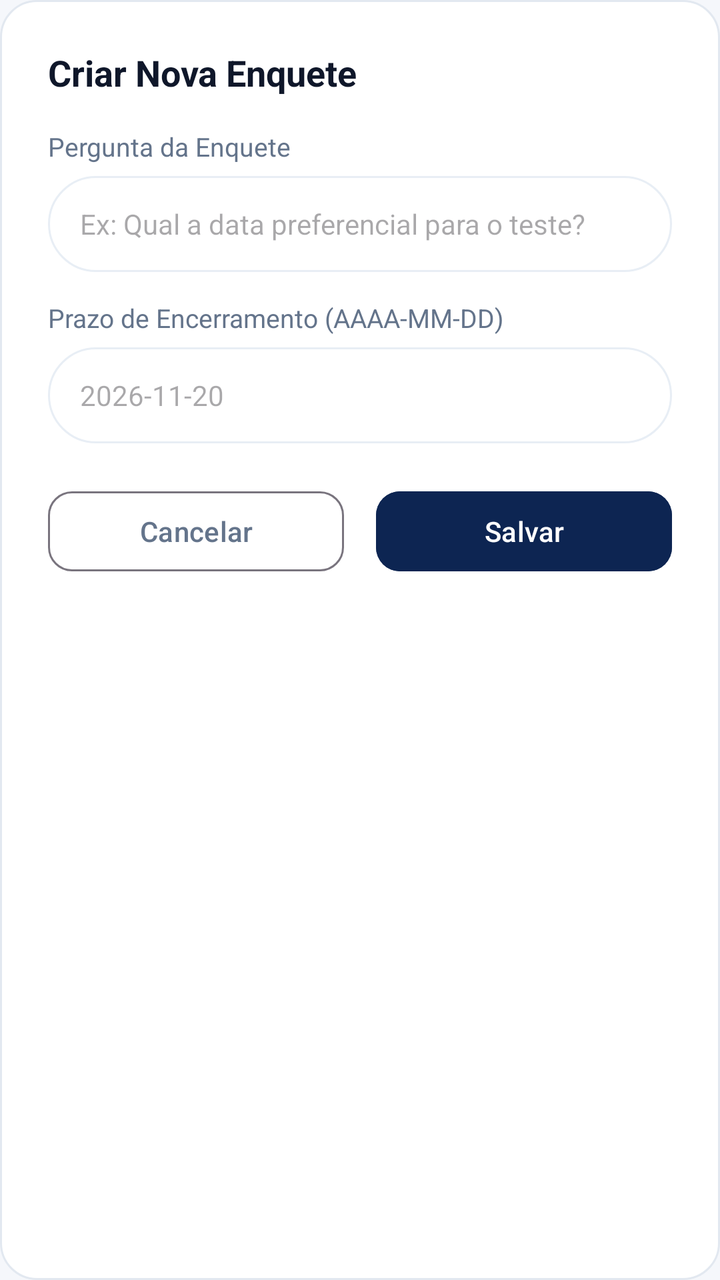
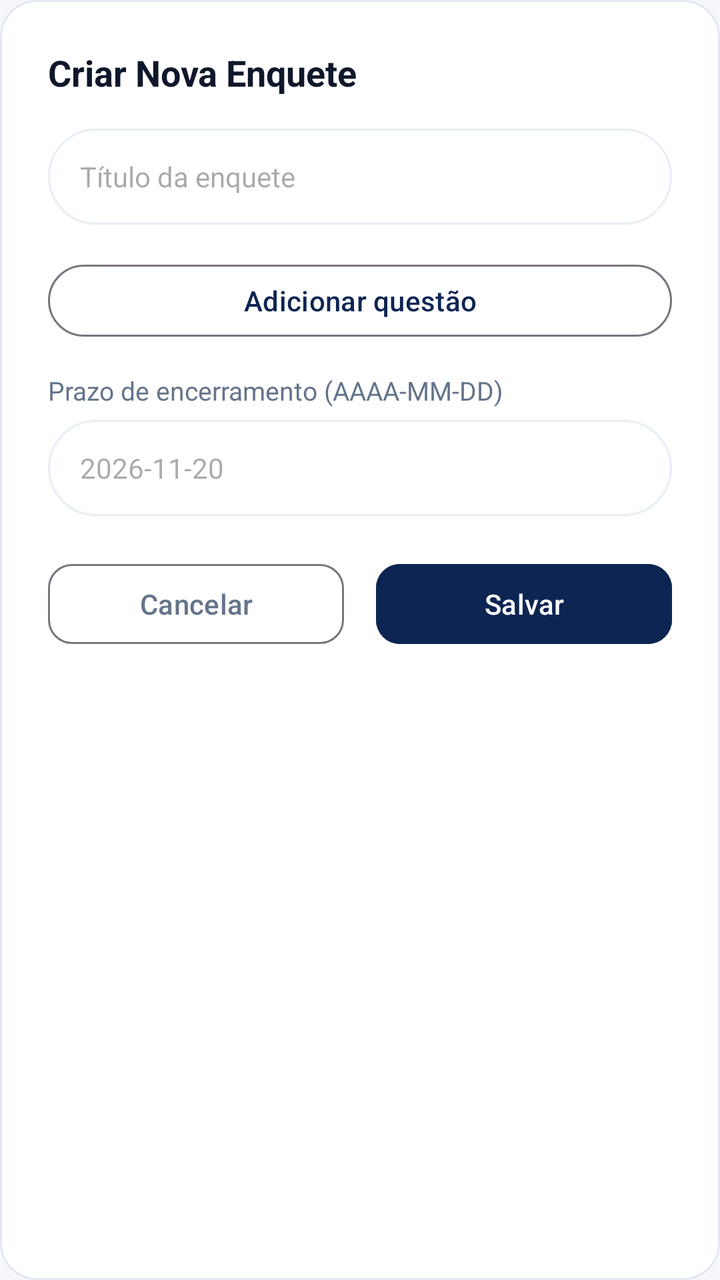

Compare the two renders of this Android layout. The source of the first and the diff that turns it into the second are given below.
<!-- AndroidManifest.xml: application theme Theme.Lory -->
<!-- res/layout/dialog_add_poll.xml -->
<?xml version="1.0" encoding="utf-8"?>
<LinearLayout xmlns:android="http://schemas.android.com/apk/res/android"
    xmlns:app="http://schemas.android.com/apk/res-auto"
    android:layout_width="match_parent"
    android:layout_height="wrap_content"
    android:background="@drawable/bg_welcome_card"
    android:orientation="vertical"
    android:padding="24dp">

    <TextView
        android:layout_width="wrap_content"
        android:layout_height="wrap_content"
        android:layout_marginBottom="16dp"
        android:text="Criar Nova Enquete"
        android:textColor="@color/text_primary"
        android:textSize="18sp"
        android:textStyle="bold" />

    
    <TextView
        android:layout_width="wrap_content"
        android:layout_height="wrap_content"
        android:layout_marginBottom="6dp"
        android:text="Pergunta da Enquete"
        android:textColor="@color/text_secondary"
        android:textSize="13sp" />

    <EditText
        android:id="@+id/et_poll_question"
        android:layout_width="match_parent"
        android:layout_height="48dp"
        android:layout_marginBottom="14dp"
        android:background="@drawable/bg_search_bar"
        android:hint="Ex: Qual a data preferencial para o teste?"
        android:inputType="text"
        android:paddingStart="16dp"
        android:paddingEnd="16dp"
        android:textColor="@color/text_primary"
        android:textSize="14sp" />

    
    <TextView
        android:layout_width="wrap_content"
        android:layout_height="wrap_content"
        android:layout_marginBottom="6dp"
        android:text="Prazo de Encerramento (AAAA-MM-DD)"
        android:textColor="@color/text_secondary"
        android:textSize="13sp" />

    <EditText
        android:id="@+id/et_poll_deadline"
        android:layout_width="match_parent"
        android:layout_height="48dp"
        android:layout_marginBottom="20dp"
        android:background="@drawable/bg_search_bar"
        android:hint="2026-11-20"
        android:inputType="date"
        android:paddingStart="16dp"
        android:paddingEnd="16dp"
        android:textColor="@color/text_primary"
        android:textSize="14sp" />

    
    <LinearLayout
        android:layout_width="match_parent"
        android:layout_height="wrap_content"
        android:orientation="horizontal"
        android:weightSum="2">

        <Button
            android:id="@+id/btn_cancel_poll"
            style="?attr/materialButtonOutlinedStyle"
            android:layout_width="0dp"
            android:layout_height="48dp"
            android:layout_marginEnd="8dp"
            android:layout_weight="1"
            android:text="Cancelar"
            android:textColor="@color/text_secondary"
            app:cornerRadius="12dp" />

        <Button
            android:id="@+id/btn_save_poll"
            android:layout_width="0dp"
            android:layout_height="48dp"
            android:layout_marginStart="8dp"
            android:layout_weight="1"
            android:backgroundTint="@color/primary_dark_blue"
            android:text="Salvar"
            android:textColor="@color/white"
            app:cornerRadius="12dp" />
    </LinearLayout>

</LinearLayout>
<!-- resources referenced by this layout -->
<resources>
  <color name="primary_dark_blue">#0D2552</color>
  <color name="text_primary">#0F172A</color>
  <color name="text_secondary">#64748B</color>
  <color name="white">#FFFFFFFF</color>
  <!-- drawable bg_search_bar (drawable) -->
  <?xml version="1.0" encoding="utf-8"?>
  <shape xmlns:android="http://schemas.android.com/apk/res/android"
      android:shape="rectangle">
      <solid android:color="@color/surface_white" />
      <corners android:radius="24dp" />
      <stroke
          android:width="1dp"
          android:color="#E8EEF5" />
  </shape>
  <!-- drawable bg_welcome_card (drawable) -->
  <?xml version="1.0" encoding="utf-8"?>
  <shape xmlns:android="http://schemas.android.com/apk/res/android"
      android:shape="rectangle">
      <solid android:color="@color/surface_white" />
      <corners android:radius="18dp" />
      <stroke
          android:width="1dp"
          android:color="#E2E8F0" />
  </shape>
  <style name="Theme.Lory" parent="Base.Theme.Lory" />
  <color name="surface_white">#FFFFFF</color>
  <style name="Base.Theme.Lory" parent="Theme.Material3.DayNight.NoActionBar">
          
          <item name="colorPrimary">@color/primary_dark_blue</item>
          <item name="colorOnPrimary">@color/white</item>
          <item name="colorContainer">@color/surface_white</item>
          <item name="android:statusBarColor">@color/background_light</item>
          <item name="android:windowLightStatusBar">true</item>
          <item name="android:windowBackground">@color/background_light</item>
      </style>
  <color name="background_light">#F5F7FB</color>
</resources>

<!-- the commit's change to res/layout/dialog_add_poll.xml (unified diff, before → after) -->
@@ -1,93 +1,102 @@
 <?xml version="1.0" encoding="utf-8"?>
-<LinearLayout xmlns:android="http://schemas.android.com/apk/res/android"
+<androidx.core.widget.NestedScrollView xmlns:android="http://schemas.android.com/apk/res/android"
     xmlns:app="http://schemas.android.com/apk/res-auto"
     android:layout_width="match_parent"
     android:layout_height="wrap_content"
-    android:background="@drawable/bg_welcome_card"
-    android:orientation="vertical"
-    android:padding="24dp">
+    android:fillViewport="true">
 
-    <TextView
-        android:layout_width="wrap_content"
-        android:layout_height="wrap_content"
-        android:layout_marginBottom="16dp"
-        android:text="Criar Nova Enquete"
-        android:textColor="@color/text_primary"
-        android:textSize="18sp"
-        android:textStyle="bold" />
-
-    
-    <TextView
-        android:layout_width="wrap_content"
-        android:layout_height="wrap_content"
-        android:layout_marginBottom="6dp"
-        android:text="Pergunta da Enquete"
-        android:textColor="@color/text_secondary"
-        android:textSize="13sp" />
-
-    <EditText
-        android:id="@+id/et_poll_question"
-        android:layout_width="match_parent"
-        android:layout_height="48dp"
-        android:layout_marginBottom="14dp"
-        android:background="@drawable/bg_search_bar"
-        android:hint="Ex: Qual a data preferencial para o teste?"
-        android:inputType="text"
-        android:paddingStart="16dp"
-        android:paddingEnd="16dp"
-        android:textColor="@color/text_primary"
-        android:textSize="14sp" />
-
-    
-    <TextView
-        android:layout_width="wrap_content"
-        android:layout_height="wrap_content"
-        android:layout_marginBottom="6dp"
-        android:text="Prazo de Encerramento (AAAA-MM-DD)"
-        android:textColor="@color/text_secondary"
-        android:textSize="13sp" />
-
-    <EditText
-        android:id="@+id/et_poll_deadline"
-        android:layout_width="match_parent"
-        android:layout_height="48dp"
-        android:layout_marginBottom="20dp"
-        android:background="@drawable/bg_search_bar"
-        android:hint="2026-11-20"
-        android:inputType="date"
-        android:paddingStart="16dp"
-        android:paddingEnd="16dp"
-        android:textColor="@color/text_primary"
-        android:textSize="14sp" />
-
-    
     <LinearLayout
         android:layout_width="match_parent"
         android:layout_height="wrap_content"
-        android:orientation="horizontal"
-        android:weightSum="2">
+        android:background="@drawable/bg_welcome_card"
+        android:orientation="vertical"
+        android:padding="24dp">
+
+        <TextView
+            android:layout_width="wrap_content"
+            android:layout_height="wrap_content"
+            android:layout_marginBottom="16dp"
+            android:text="Criar Nova Enquete"
+            android:textColor="@color/text_primary"
+            android:textSize="18sp"
+            android:textStyle="bold" />
+
+        <EditText
+            android:id="@+id/et_poll_question"
+            android:layout_width="match_parent"
+            android:layout_height="48dp"
+            android:layout_marginBottom="12dp"
+            android:background="@drawable/bg_search_bar"
+            android:hint="Título da enquete"
+            android:inputType="text"
+            android:paddingStart="16dp"
+            android:paddingEnd="16dp"
+            android:textColor="@color/text_primary"
+            android:textSize="14sp" />
+
+        <LinearLayout
+            android:id="@+id/poll_questions_container"
+            android:layout_width="match_parent"
+            android:layout_height="wrap_content"
+            android:orientation="vertical" />
 
         <Button
-            android:id="@+id/btn_cancel_poll"
+            android:id="@+id/btn_add_poll_question"
             style="?attr/materialButtonOutlinedStyle"
-            android:layout_width="0dp"
+            android:layout_width="match_parent"
+            android:layout_height="44dp"
+            android:layout_marginTop="4dp"
+            android:layout_marginBottom="14dp"
+            android:text="Adicionar questão" />
+
+        <TextView
+            android:layout_width="wrap_content"
+            android:layout_height="wrap_content"
+            android:layout_marginBottom="6dp"
+            android:text="Prazo de encerramento (AAAA-MM-DD)"
+            android:textColor="@color/text_secondary"
+            android:textSize="13sp" />
+
+        <EditText
+            android:id="@+id/et_poll_deadline"
+            android:layout_width="match_parent"
             android:layout_height="48dp"
-            android:layout_marginEnd="8dp"
-            android:layout_weight="1"
-            android:text="Cancelar"
-            android:textColor="@color/text_secondary"
-            app:cornerRadius="12dp" />
+            android:layout_marginBottom="20dp"
+            android:background="@drawable/bg_search_bar"
+            android:hint="2026-11-20"
+            android:inputType="date"
+            android:paddingStart="16dp"
+            android:paddingEnd="16dp"
+            android:textColor="@color/text_primary"
+            android:textSize="14sp" />
 
-        <Button
-            android:id="@+id/btn_save_poll"
-            android:layout_width="0dp"
-            android:layout_height="48dp"
-            android:layout_marginStart="8dp"
-            android:layout_weight="1"
-            android:backgroundTint="@color/primary_dark_blue"
-            android:text="Salvar"
-            android:textColor="@color/white"
-            app:cornerRadius="12dp" />
+        <LinearLayout
+            android:layout_width="match_parent"
+            android:layout_height="wrap_content"
+            android:orientation="horizontal"
+            android:weightSum="2">
+
+            <Button
+                android:id="@+id/btn_cancel_poll"
+                style="?attr/materialButtonOutlinedStyle"
+                android:layout_width="0dp"
+                android:layout_height="48dp"
+                android:layout_marginEnd="8dp"
+                android:layout_weight="1"
+                android:text="Cancelar"
+                android:textColor="@color/text_secondary"
+                app:cornerRadius="12dp" />
+
+            <Button
+                android:id="@+id/btn_save_poll"
+                android:layout_width="0dp"
+                android:layout_height="48dp"
+                android:layout_marginStart="8dp"
+                android:layout_weight="1"
+                android:backgroundTint="@color/primary_dark_blue"
+                android:text="Salvar"
+                android:textColor="@color/white"
+                app:cornerRadius="12dp" />
+        </LinearLayout>
     </LinearLayout>
-
-</LinearLayout>
+</androidx.core.widget.NestedScrollView>
